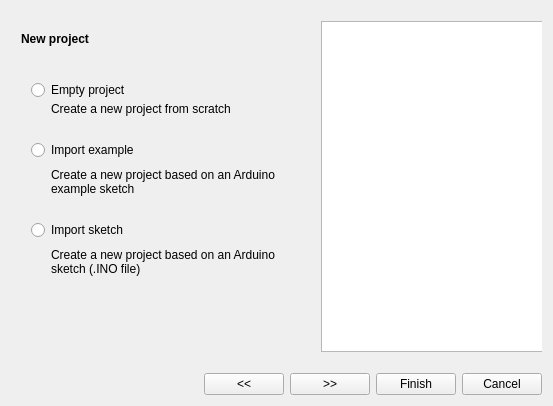
This is src/wizard.ui in aporto/mariamole as Qt 5 draws it before an edit. The edited form follows.
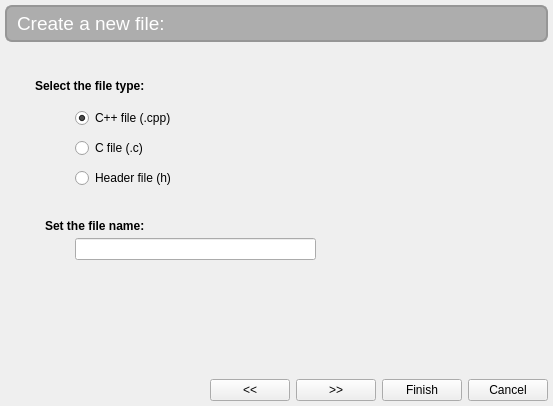
This is the edited form.

Commit message: -Added support for adding new files to project -Added functionality: Save button (toolbar) becomes red every time a project/source code is changed -Visual improvements -fixed bugs on SerialPort monitor -fixed bug on Scintilla font rendering

Diff of the .ui file:
```diff
--- a/src/wizard.ui
+++ b/src/wizard.ui
@@ -17,12 +17,45 @@
    <string notr="true"/>
   </property>
   <layout class="QGridLayout" name="gridLayout">
+   <property name="leftMargin">
+    <number>5</number>
+   </property>
+   <property name="topMargin">
+    <number>5</number>
+   </property>
+   <property name="rightMargin">
+    <number>5</number>
+   </property>
+   <property name="bottomMargin">
+    <number>5</number>
+   </property>
    <item row="0" column="0">
     <layout class="QVBoxLayout" name="verticalLayout">
+     <item>
+      <widget class="QLabel" name="lblTitle">
+       <property name="font">
+        <font>
+         <pointsize>14</pointsize>
+        </font>
+       </property>
+       <property name="styleSheet">
+        <string notr="true">border-radius: 7px;
+border: 2px solid rgb(150, 150, 150);
+background-color: rgb(173, 173, 173);
+color: white;
+eee: rgb(150, 180, 210);
+padding: 5px;
+font-size:14pt;</string>
+       </property>
+       <property name="text">
+        <string>Create a new file:</string>
+       </property>
+      </widget>
+     </item>
      <item>
       <widget class="QStackedWidget" name="stackedWidget">
        <property name="currentIndex">
-        <number>0</number>
+        <number>5</number>
        </property>
        <widget class="QWidget" name="page">
         <widget class="QTreeWidget" name="examplesTree">
@@ -293,6 +326,98 @@
          </item>
         </layout>
        </widget>
+       <widget class="QWidget" name="page_5">
+        <widget class="QRadioButton" name="rbCppFile">
+         <property name="geometry">
+          <rect>
+           <x>70</x>
+           <y>60</y>
+           <width>181</width>
+           <height>20</height>
+          </rect>
+         </property>
+         <property name="text">
+          <string>C++ file (.cpp)</string>
+         </property>
+         <property name="checked">
+          <bool>true</bool>
+         </property>
+        </widget>
+        <widget class="QRadioButton" name="rbCFile">
+         <property name="geometry">
+          <rect>
+           <x>70</x>
+           <y>90</y>
+           <width>181</width>
+           <height>20</height>
+          </rect>
+         </property>
+         <property name="text">
+          <string>C file (.c)</string>
+         </property>
+        </widget>
+        <widget class="QRadioButton" name="rbHFile">
+         <property name="geometry">
+          <rect>
+           <x>70</x>
+           <y>120</y>
+           <width>241</width>
+           <height>20</height>
+          </rect>
+         </property>
+         <property name="text">
+          <string>Header file (h)</string>
+         </property>
+        </widget>
+        <widget class="QLabel" name="label_13">
+         <property name="geometry">
+          <rect>
+           <x>40</x>
+           <y>170</y>
+           <width>151</width>
+           <height>16</height>
+          </rect>
+         </property>
+         <property name="font">
+          <font>
+           <weight>75</weight>
+           <bold>true</bold>
+          </font>
+         </property>
+         <property name="text">
+          <string>Set the file name:</string>
+         </property>
+        </widget>
+        <widget class="QLineEdit" name="ebNewFile">
+         <property name="geometry">
+          <rect>
+           <x>70</x>
+           <y>190</y>
+           <width>241</width>
+           <height>22</height>
+          </rect>
+         </property>
+        </widget>
+        <widget class="QLabel" name="label_14">
+         <property name="geometry">
+          <rect>
+           <x>30</x>
+           <y>30</y>
+           <width>371</width>
+           <height>16</height>
+          </rect>
+         </property>
+         <property name="font">
+          <font>
+           <weight>75</weight>
+           <bold>true</bold>
+          </font>
+         </property>
+         <property name="text">
+          <string>Select the file type:</string>
+         </property>
+        </widget>
+       </widget>
       </widget>
      </item>
      <item>
```
Left out of the diff: 4 changed lines with no effect on the pictures. The commit also changes 19 other files.
